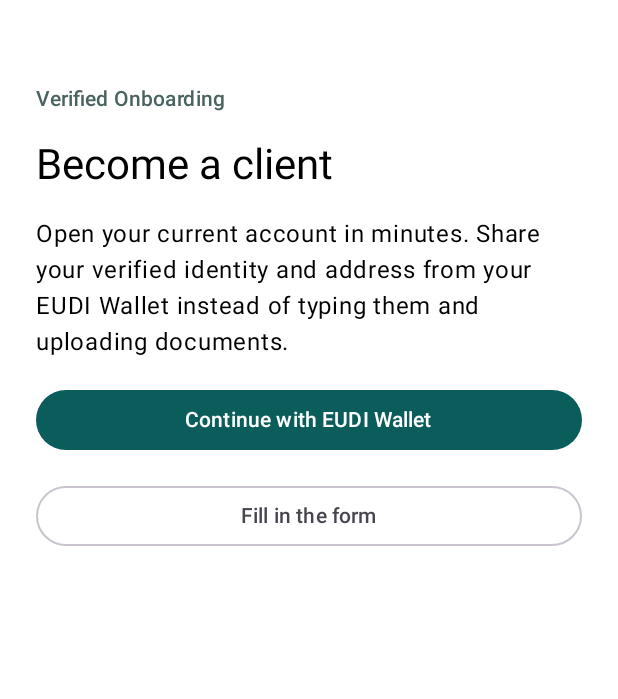
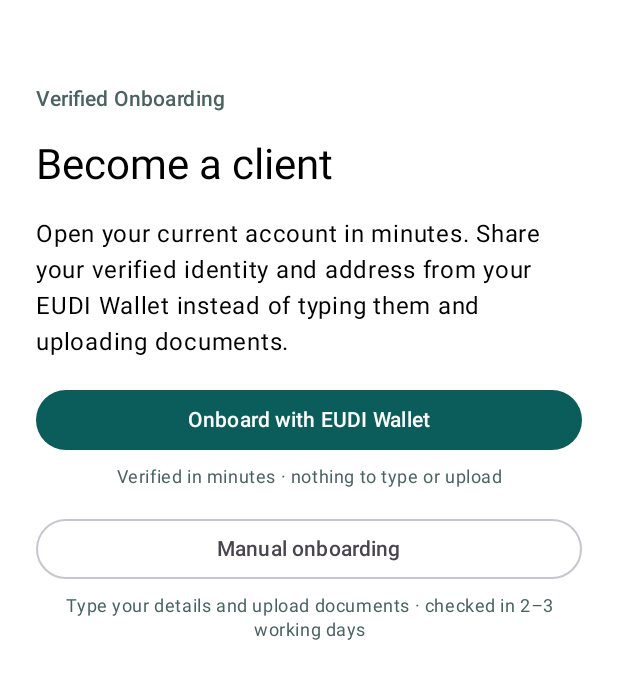
Before and after one commit to pteofil/onboarding-eudi-wallet, an Android app built with Jetpack Compose: the @Preview function StartScreenPreview, on a phone screen of 412 x 824 dp, the part 110-809 px from its top. Run offline under Robolectric (Android 15) with nearby library versions, the phone set to English and light mode, and no system bars.

Commit message:
Android: clearer start choices: 'Onboard with EUDI Wallet' and 'Manual onboarding', with a hint each
Co-authored-by: Copilot <223556219+Copilot@users.noreply.github.com>

```diff
--- a/android/app/src/main/java/ro/banking40/team01/onboarding/Account.kt
+++ b/android/app/src/main/java/ro/banking40/team01/onboarding/Account.kt
@@ -7,7 +7,7 @@ data class Account(
     val packageName: String,
     val iban: String,
     val reference: String,
-    /** From "Continue with EUDI Wallet" to the account being opened. */
+    /** From "Onboard with EUDI Wallet" to the account being opened. */
     val onboardingSeconds: Long?,
 )
 
--- a/android/app/src/main/java/ro/banking40/team01/ui/StartScreen.kt
+++ b/android/app/src/main/java/ro/banking40/team01/ui/StartScreen.kt
@@ -1,13 +1,18 @@
 package ro.banking40.team01.ui
 
+import androidx.compose.foundation.layout.Arrangement
+import androidx.compose.foundation.layout.Column
 import androidx.compose.foundation.layout.fillMaxWidth
 import androidx.compose.material3.Button
+import androidx.compose.material3.MaterialTheme
 import androidx.compose.material3.OutlinedButton
 import androidx.compose.material3.Text
 import androidx.compose.runtime.Composable
 import androidx.compose.ui.Modifier
 import androidx.compose.ui.res.stringResource
+import androidx.compose.ui.text.style.TextAlign
 import androidx.compose.ui.tooling.preview.Preview
+import androidx.compose.ui.unit.dp
 import ro.banking40.team01.R
 import ro.banking40.team01.ui.theme.VerifiedStartTheme
 
@@ -19,12 +24,31 @@ fun StartScreen(onContinue: () -> Unit, onFillForm: () -> Unit) {
         body = stringResource(R.string.start_body),
         eyebrow = stringResource(R.string.solution_name),
     ) {
-        Button(onClick = onContinue, modifier = Modifier.fillMaxWidth()) {
-            Text(stringResource(R.string.start_continue_wallet))
+        Option(stringResource(R.string.start_wallet_hint)) {
+            Button(onClick = onContinue, modifier = Modifier.fillMaxWidth()) {
+                Text(stringResource(R.string.start_continue_wallet))
+            }
         }
-        OutlinedButton(onClick = onFillForm, modifier = Modifier.fillMaxWidth()) {
-            Text(stringResource(R.string.start_fill_form))
+        Option(stringResource(R.string.start_manual_hint)) {
+            OutlinedButton(onClick = onFillForm, modifier = Modifier.fillMaxWidth()) {
+                Text(stringResource(R.string.start_fill_form))
+            }
         }
+    }
+}
+
+/** A button with a one-line explanation of what that path means for the customer. */
+@Composable
+private fun Option(hint: String, button: @Composable () -> Unit) {
+    Column(verticalArrangement = Arrangement.spacedBy(6.dp)) {
+        button()
+        Text(
+            text = hint,
+            style = MaterialTheme.typography.bodySmall,
+            color = MaterialTheme.colorScheme.secondary,
+            textAlign = TextAlign.Center,
+            modifier = Modifier.fillMaxWidth(),
+        )
     }
 }
 
--- a/android/app/src/main/res/values/strings.xml
+++ b/android/app/src/main/res/values/strings.xml
@@ -12,8 +12,10 @@
     <!-- 1 Become a client -->
     <string name="start_title">Become a client</string>
     <string name="start_body">Open your current account in minutes. Share your verified identity and address from your EUDI Wallet instead of typing them and uploading documents.</string>
-    <string name="start_continue_wallet">Continue with EUDI Wallet</string>
-    <string name="start_fill_form">Fill in the form</string>
+    <string name="start_continue_wallet">Onboard with EUDI Wallet</string>
+    <string name="start_wallet_hint">Verified in minutes · nothing to type or upload</string>
+    <string name="start_fill_form">Manual onboarding</string>
+    <string name="start_manual_hint">Type your details and upload documents · checked in 2–3 working days</string>
 
     <!-- Manual form (demo only, prefilled, nothing is sent) -->
     <string name="form_step">Step %1$d of %2$d</string>
```
